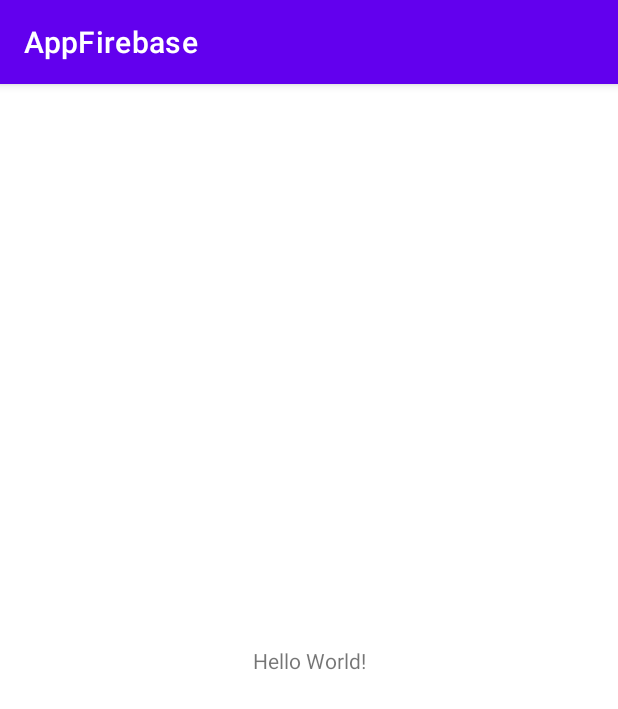
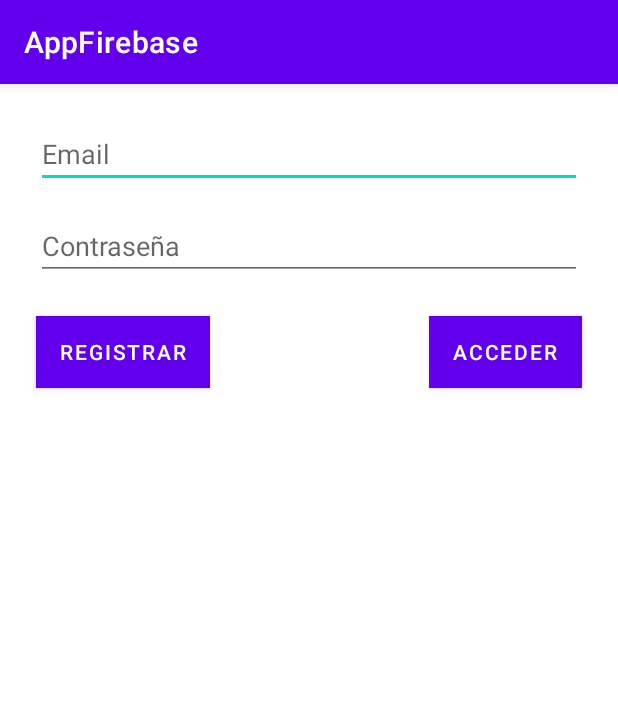
Before and after one commit to mausawicki7/AppFirebase, an Android app: the screen it shows after launch (MainActivity before the commit, AuthActivity after it), on a phone screen of 412 x 824 dp. Shown: the top 709 px of the screen. Run offline under Robolectric (Android 15) with nearby library versions, the phone set to English and light mode, and no system bars.

```diff
--- a/app/src/main/AndroidManifest.xml
+++ b/app/src/main/AndroidManifest.xml
@@ -10,7 +10,7 @@
         android:supportsRtl="true"
         android:theme="@style/Theme.AppFirebase">
         <activity
-            android:name=".MainActivity"
+            android:name=".AuthActivity"
             android:exported="true">
             <intent-filter>
                 <action android:name="android.intent.action.MAIN" />
--- a/app/src/main/java/com/wonder/appfirebase/MainActivity.kt
+++ b/app/src/main/java/com/wonder/appfirebase/AuthActivity.kt
@@ -4,10 +4,10 @@ import androidx.appcompat.app.AppCompatActivity
 import android.os.Bundle
 import android.util.Log
 
-class MainActivity : AppCompatActivity() {
+class AuthActivity : AppCompatActivity() {
     override fun onCreate(savedInstanceState: Bundle?) {
         super.onCreate(savedInstanceState)
-        setContentView(R.layout.activity_main)
+        setContentView(R.layout.activity_auth)
         Log.d("Hola", "Braian")
     }
 }
--- /dev/null
+++ b/app/src/main/res/layout/activity_auth.xml
@@ -0,0 +1,58 @@
+<?xml version="1.0" encoding="utf-8"?>
+<androidx.constraintlayout.widget.ConstraintLayout xmlns:android="http://schemas.android.com/apk/res/android"
+    xmlns:app="http://schemas.android.com/apk/res-auto"
+    xmlns:tools="http://schemas.android.com/tools"
+    android:layout_width="match_parent"
+    android:layout_height="match_parent"
+    tools:context=".AuthActivity">
+
+    <EditText
+        android:id="@+id/editTextTextEmailAddress"
+        android:layout_width="0dp"
+        android:layout_height="wrap_content"
+        android:layout_marginStart="24dp"
+        android:layout_marginTop="24dp"
+        android:layout_marginEnd="24dp"
+        android:ems="10"
+        android:hint="Email"
+        android:inputType="textEmailAddress"
+        app:layout_constraintEnd_toEndOf="parent"
+        app:layout_constraintStart_toStartOf="parent"
+        app:layout_constraintTop_toTopOf="parent" />
+
+    <EditText
+        android:id="@+id/editTextTextPassword"
+        android:layout_width="0dp"
+        android:layout_height="wrap_content"
+        android:layout_marginStart="24dp"
+        android:layout_marginTop="16dp"
+        android:layout_marginEnd="24dp"
+        android:ems="10"
+        android:hint="Contraseña"
+        android:inputType="textPassword"
+        app:layout_constraintEnd_toEndOf="parent"
+        app:layout_constraintStart_toStartOf="parent"
+        app:layout_constraintTop_toBottomOf="@+id/editTextTextEmailAddress" />
+
+    <Button
+        android:id="@+id/signUpButton"
+        android:layout_width="wrap_content"
+        android:layout_height="wrap_content"
+        android:layout_marginStart="24dp"
+        android:layout_marginTop="24dp"
+        android:text="Registrar"
+        android:background="#E91E63"
+        app:layout_constraintStart_toStartOf="parent"
+        app:layout_constraintTop_toBottomOf="@+id/editTextTextPassword" />
+
+    <Button
+        android:id="@+id/logInButton"
+        android:layout_width="wrap_content"
+        android:layout_height="wrap_content"
+        android:layout_marginTop="24dp"
+        android:layout_marginEnd="24dp"
+        android:text="Acceder"
+        android:background="@color/teal_200"
+        app:layout_constraintEnd_toEndOf="parent"
+        app:layout_constraintTop_toBottomOf="@+id/editTextTextPassword" />
+</androidx.constraintlayout.widget.ConstraintLayout>
--- a/app/src/main/res/layout/activity_main.xml
+++ /dev/null
@@ -1,18 +0,0 @@
-<?xml version="1.0" encoding="utf-8"?>
-<androidx.constraintlayout.widget.ConstraintLayout xmlns:android="http://schemas.android.com/apk/res/android"
-    xmlns:app="http://schemas.android.com/apk/res-auto"
-    xmlns:tools="http://schemas.android.com/tools"
-    android:layout_width="match_parent"
-    android:layout_height="match_parent"
-    tools:context=".MainActivity">
-
-    <TextView
-        android:layout_width="wrap_content"
-        android:layout_height="wrap_content"
-        android:text="Hello World!"
-        app:layout_constraintBottom_toBottomOf="parent"
-        app:layout_constraintLeft_toLeftOf="parent"
-        app:layout_constraintRight_toRightOf="parent"
-        app:layout_constraintTop_toTopOf="parent" />
-
-</androidx.constraintlayout.widget.ConstraintLayout>
```
Also changed, not shown: 1 other file.
